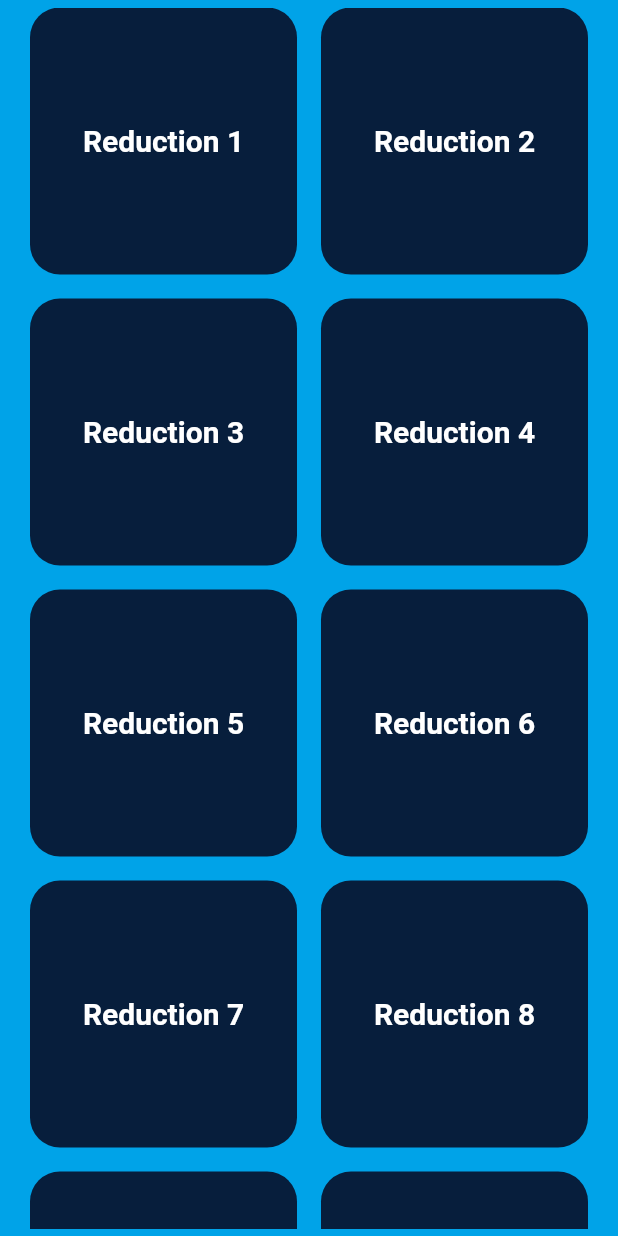
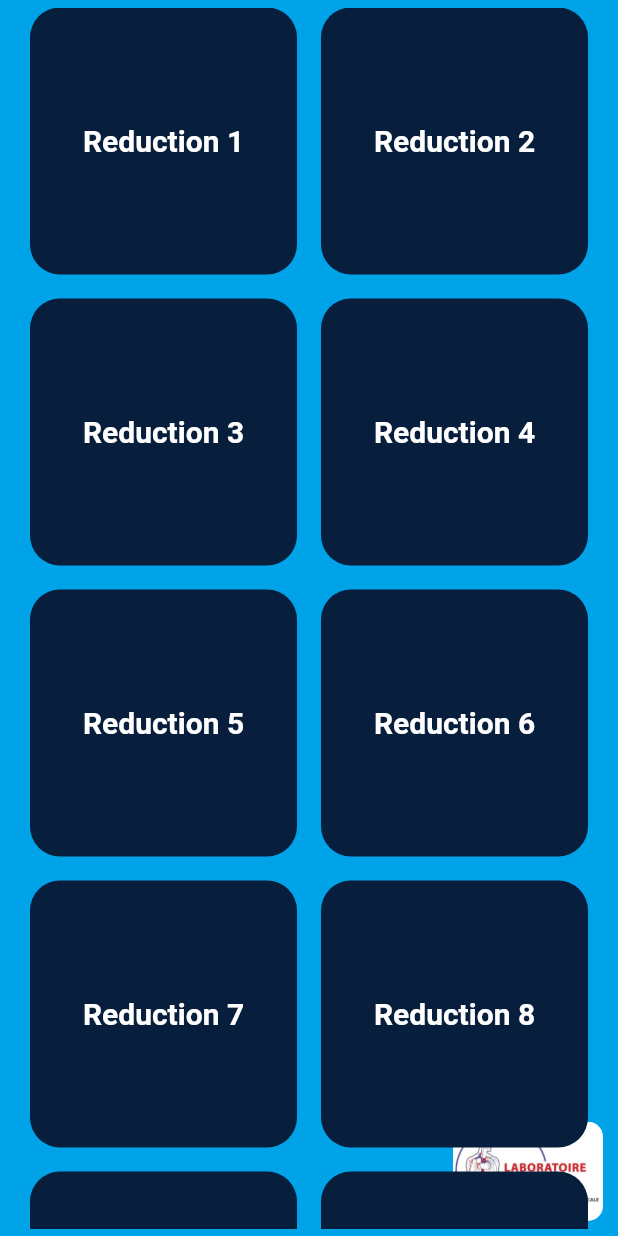
Before and after one commit to helmi003/ghada-project, a Flutter app: the screen it shows after launch, after a tap on "Log In", on a phone screen of 412 x 824 dp. Run offline on Flutter 3.47's test engine with Material 2 defaults, Android fonts, the phone set to English and light mode, and no system bars; our stand-ins replace cloud_firestore, email_validator, firebase_auth, firebase_core, firebase_storage, image_picker and 2 more; accounts and stored records are empty.

Commit message:
add logo to all screens

```diff
--- a/lib/main.dart
+++ b/lib/main.dart
@@ -4,8 +4,6 @@ import 'package:firebase_core/firebase_core.dart';
 import 'package:flutter/material.dart';
 import 'package:ghada/screens/home_screen.dart';
 import 'package:ghada/screens/authentication/login_screen.dart';
-import 'package:ghada/screens/reduction_detail.dart';
-import 'package:ghada/screens/authentication/register_screen.dart';
 import 'package:ghada/screens/splash_screen.dart';
 
 void main() async {
--- a/lib/screens/authentication/login_screen.dart
+++ b/lib/screens/authentication/login_screen.dart
@@ -35,7 +35,20 @@ class _LoginScreenState extends State<LoginScreen> {
     return Scaffold(
       backgroundColor: bgColor,
       body: SafeArea(
-        child: Column(
+        child: Stack(
+          children: [
+            Positioned(
+              bottom: 10,
+              right: 10,
+              child: ClipRRect(
+                borderRadius: BorderRadius.circular(10),
+                child: Image.asset(
+                  'assets/images/laboratoire logo.jpeg',
+                  width: 100,
+                ),
+              ),
+            ),
+            Column(
               children: [
                 SizedBox(height: 20),
                 Image.asset(
@@ -60,13 +73,14 @@ class _LoginScreenState extends State<LoginScreen> {
                           TextSpan(
                             text: 'Register',
                             style: TextStyle(
-                            color: lightColor, fontWeight: FontWeight.bold),
+                                color: warmBlueColor, fontWeight: FontWeight.bold),
                             recognizer: TapGestureRecognizer()
                               ..onTap = () {
                                 Navigator.push(
                                     context,
                                     MaterialPageRoute(
-                                    builder: (context) => RegisterScreen()));
+                                        builder: (context) =>
+                                            RegisterScreen()));
                               },
                           )
                         ],
@@ -77,8 +91,10 @@ class _LoginScreenState extends State<LoginScreen> {
                   ),
                 ),
                 SizedBox(
-              height: 30,
+                  height: 10,
                 )
+              ],
+            ),
           ],
         ),
       ),
--- a/lib/screens/home_screen.dart
+++ b/lib/screens/home_screen.dart
@@ -2,7 +2,6 @@
 
 import 'package:flutter/material.dart';
 import 'package:ghada/screens/reduction_detail.dart';
-import 'package:ghada/screens/reduction_details_screen.dart';
 import 'package:ghada/utils/colors.dart';
 import 'package:ghada/widgets/reductionWidget.dart';
 
@@ -15,7 +14,20 @@ class HomeScreen extends StatelessWidget {
     return Scaffold(
       backgroundColor: bgColor,
       body: SafeArea(
-        child: Padding(
+        child: Stack(
+          children: [
+            Positioned(
+                bottom: 10,
+                right: 10,
+                child: ClipRRect(
+                  borderRadius: BorderRadius.circular(10),
+                  child: Image.asset(
+                    'assets/images/laboratoire logo.jpeg',
+                    width: 100,
+                  ),
+                ),
+              ),
+            Padding(
               padding: EdgeInsets.symmetric(horizontal:20,vertical: 5),
               child: GridView.builder(
                 itemCount: 20,
@@ -34,6 +46,8 @@ class HomeScreen extends StatelessWidget {
                 ),
               ),
             ),
+          ],
+        ),
       ),
     );
   }
```
Also changed, not shown: lib/screens/authentication/register_screen.dart (+22 -11 lines), lib/screens/reduction_detail.dart (+19 -2 lines), lib/screens/reduction_details_screen.dart (+16 -1 lines), assets/images/laboratoire logo.jpeg (added). Lines whose indentation alone changed are shown as unchanged.
